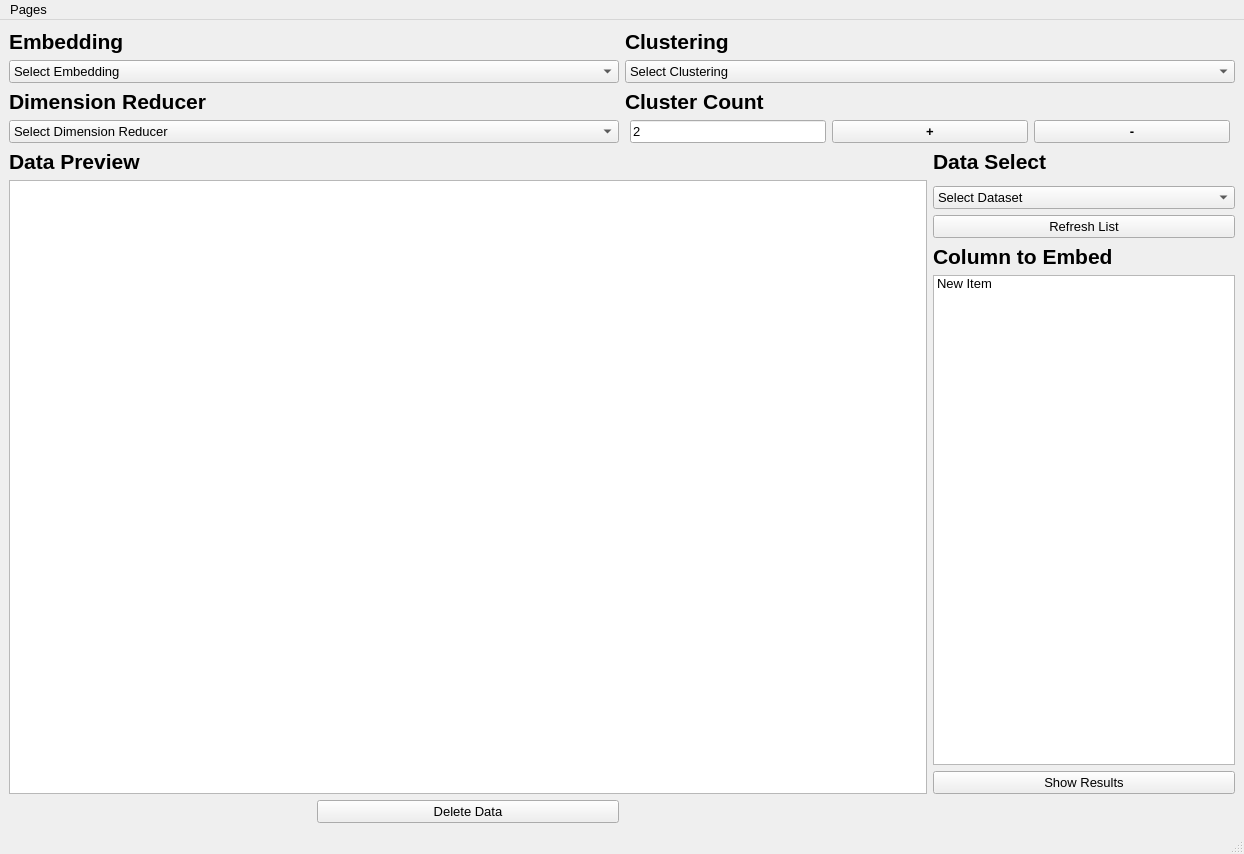
Berkay-Ates/serach_engines_project, file view_ui_files/main_page.ui: the form before one commit.
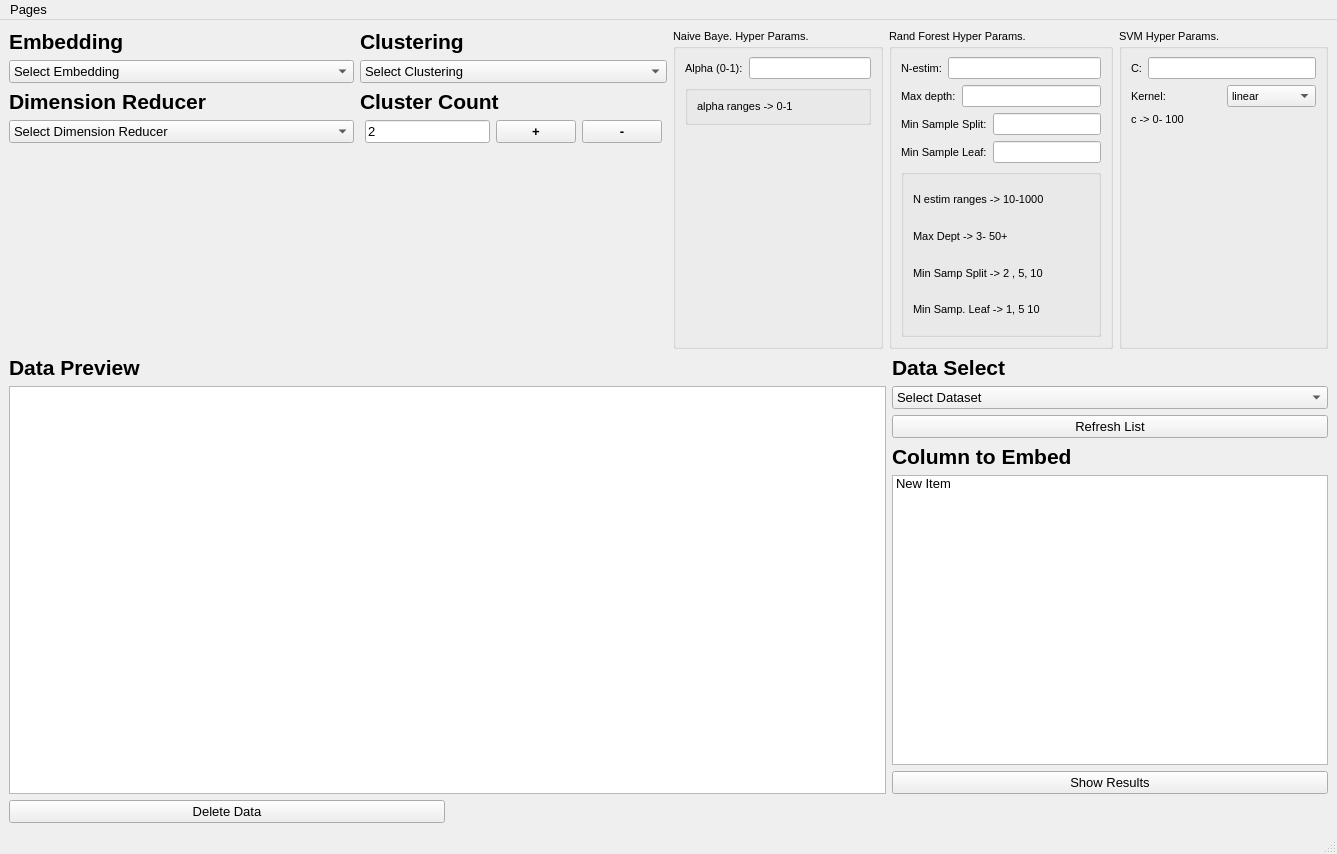
The form after the commit.

Commit message: feat: Introduce hyperparameter management for clustering methods and update embedding methods to return lists

The edit to the form file:
```diff
--- a/view_ui_files/main_page.ui
+++ b/view_ui_files/main_page.ui
@@ -6,7 +6,7 @@
    <rect>
     <x>0</x>
     <y>0</y>
-    <width>1244</width>
+    <width>1337</width>
     <height>854</height>
    </rect>
   </property>
@@ -20,7 +20,7 @@
   </property>
   <widget class="QWidget" name="centralwidget">
    <layout class="QGridLayout" name="gridLayout">
-    <item row="0" column="0" colspan="4">
+    <item row="0" column="0" colspan="3">
      <layout class="QHBoxLayout" name="horizontalLayout">
       <item>
        <layout class="QVBoxLayout" name="verticalLayout">
@@ -138,6 +138,19 @@
           </item>
          </widget>
         </item>
+        <item>
+         <spacer name="verticalSpacer_5">
+          <property name="orientation">
+           <enum>Qt::Vertical</enum>
+          </property>
+          <property name="sizeHint" stdset="0">
+           <size>
+            <width>20</width>
+            <height>40</height>
+           </size>
+          </property>
+         </spacer>
+        </item>
        </layout>
       </item>
       <item>
@@ -291,47 +304,279 @@
           </item>
          </layout>
         </item>
+        <item>
+         <spacer name="verticalSpacer_4">
+          <property name="orientation">
+           <enum>Qt::Vertical</enum>
+          </property>
+          <property name="sizeHint" stdset="0">
+           <size>
+            <width>20</width>
+            <height>40</height>
+           </size>
+          </property>
+         </spacer>
+        </item>
        </layout>
       </item>
+      <item>
+       <widget class="QGroupBox" name="groupBox_naive_bayes">
+        <property name="font">
+         <font>
+          <pointsize>8</pointsize>
+         </font>
+        </property>
+        <property name="title">
+         <string>Naive Baye. Hyper Params.</string>
+        </property>
+        <layout class="QGridLayout" name="gridLayout_5">
+         <item row="0" column="0">
+          <layout class="QHBoxLayout" name="horizontalLayout_10">
+           <item>
+            <widget class="QLabel" name="label_8">
+             <property name="text">
+              <string>Alpha (0-1):</string>
+             </property>
+            </widget>
+           </item>
+           <item>
+            <widget class="QLineEdit" name="lineEdit_naive_bayes_alpha"/>
+           </item>
+          </layout>
+         </item>
+         <item row="1" column="0">
+          <widget class="QGroupBox" name="groupBox">
+           <property name="title">
+            <string/>
+           </property>
+           <layout class="QGridLayout" name="gridLayout_3">
+            <item row="0" column="0">
+             <widget class="QLabel" name="label">
+              <property name="text">
+               <string>alpha ranges -&gt; 0-1</string>
+              </property>
+              <property name="scaledContents">
+               <bool>true</bool>
+              </property>
+              <property name="wordWrap">
+               <bool>true</bool>
+              </property>
+             </widget>
+            </item>
+           </layout>
+          </widget>
+         </item>
+         <item row="2" column="0">
+          <spacer name="verticalSpacer">
+           <property name="orientation">
+            <enum>Qt::Vertical</enum>
+           </property>
+           <property name="sizeHint" stdset="0">
+            <size>
+             <width>20</width>
+             <height>40</height>
+            </size>
+           </property>
+          </spacer>
+         </item>
+        </layout>
+       </widget>
+      </item>
+      <item>
+       <widget class="QGroupBox" name="groupBox_random_forest">
+        <property name="font">
+         <font>
+          <pointsize>8</pointsize>
+         </font>
+        </property>
+        <property name="title">
+         <string>Rand Forest Hyper Params.</string>
+        </property>
+        <layout class="QGridLayout" name="gridLayout_4">
+         <item row="1" column="0">
+          <layout class="QHBoxLayout" name="horizontalLayout_7">
+           <item>
+            <widget class="QLabel" name="label_rf_max_dept">
+             <property name="text">
+              <string>Max depth:</string>
+             </property>
+            </widget>
+           </item>
+           <item>
+            <widget class="QLineEdit" name="lineEdit_rf_max_dept"/>
+           </item>
+          </layout>
+         </item>
+         <item row="0" column="0">
+          <layout class="QHBoxLayout" name="horizontalLayout_6">
+           <item>
+            <widget class="QLabel" name="label_rf_n_estimators">
+             <property name="text">
+              <string>N-estim:</string>
+             </property>
+            </widget>
+           </item>
+           <item>
+            <widget class="QLineEdit" name="lineEdit_rf_n_estim"/>
+           </item>
+          </layout>
+         </item>
+         <item row="3" column="0">
+          <layout class="QHBoxLayout" name="horizontalLayout_9">
+           <item>
+            <widget class="QLabel" name="label_rf_min_samp_leaf">
+             <property name="text">
+              <string>Min Sample Leaf:</string>
+             </property>
+            </widget>
+           </item>
+           <item>
+            <widget class="QLineEdit" name="lineEdit_rf_min_samp_leaf"/>
+           </item>
+          </layout>
+         </item>
+         <item row="2" column="0">
+          <layout class="QHBoxLayout" name="horizontalLayout_8">
+           <item>
+            <widget class="QLabel" name="label_rf_min_samp_split">
+             <property name="text">
+              <string>Min Sample Split:</string>
+             </property>
+            </widget>
+           </item>
+           <item>
+            <widget class="QLineEdit" name="lineEdit_rf_min_samp_split"/>
+           </item>
+          </layout>
+         </item>
+         <item row="4" column="0">
+          <widget class="QGroupBox" name="groupBox_2">
+           <property name="title">
+            <string/>
+           </property>
+           <layout class="QGridLayout" name="gridLayout_6">
+            <item row="1" column="0">
+             <widget class="QLabel" name="label_5">
+              <property name="text">
+               <string>Max Dept -&gt; 3- 50+</string>
+              </property>
+             </widget>
+            </item>
+            <item row="2" column="0">
+             <widget class="QLabel" name="label_6">
+              <property name="text">
+               <string>Min Samp Split -&gt; 2 , 5, 10</string>
+              </property>
+             </widget>
+            </item>
+            <item row="0" column="0">
+             <widget class="QLabel" name="label_4">
+              <property name="text">
+               <string>N estim ranges -&gt; 10-1000 </string>
+              </property>
+              <property name="wordWrap">
+               <bool>true</bool>
+              </property>
+             </widget>
+            </item>
+            <item row="3" column="0">
+             <widget class="QLabel" name="label_7">
+              <property name="text">
+               <string>Min Samp. Leaf -&gt; 1, 5 10</string>
+              </property>
+             </widget>
+            </item>
+           </layout>
+          </widget>
+         </item>
+        </layout>
+       </widget>
+      </item>
+      <item>
+       <widget class="QGroupBox" name="groupBox_svm">
+        <property name="font">
+         <font>
+          <pointsize>8</pointsize>
+         </font>
+        </property>
+        <property name="title">
+         <string>SVM Hyper Params.</string>
+        </property>
+        <layout class="QGridLayout" name="gridLayout_2">
+         <item row="3" column="0">
+          <spacer name="verticalSpacer_3">
+           <property name="orientation">
+            <enum>Qt::Vertical</enum>
+           </property>
+           <property name="sizeHint" stdset="0">
+            <size>
+             <width>20</width>
+             <height>40</height>
+            </size>
+           </property>
+          </spacer>
+         </item>
+         <item row="0" column="0">
+          <layout class="QHBoxLayout" name="horizontalLayout_4">
+           <item>
+            <widget class="QLabel" name="label_2">
+             <property name="text">
+              <string>C:</string>
+             </property>
+            </widget>
+           </item>
+           <item>
+            <widget class="QLineEdit" name="lineEdit_svm_c"/>
+           </item>
+          </layout>
+         </item>
+         <item row="1" column="0">
+          <layout class="QHBoxLayout" name="horizontalLayout_5">
+           <item>
+            <widget class="QLabel" name="label_3">
+             <property name="text">
+              <string>Kernel:</string>
+             </property>
+            </widget>
+           </item>
+           <item>
+            <widget class="QComboBox" name="comboBox_svm_kernel">
+             <item>
+              <property name="text">
+               <string>linear</string>
+              </property>
+             </item>
+             <item>
+              <property name="text">
+               <string>poly</string>
+              </property>
+             </item>
+             <item>
+              <property name="text">
+               <string>rbf</string>
+              </property>
+             </item>
+             <item>
+              <property name="text">
+               <string>sigmoid</string>
+              </property>
+             </item>
+            </widget>
+           </item>
+          </layout>
+         </item>
+         <item row="2" column="0">
+          <widget class="QLabel" name="label_9">
+           <property name="text">
+            <string>c -&gt; 0- 100</string>
+           </property>
+          </widget>
+         </item>
+        </layout>
+       </widget>
+      </item>
      </layout>
     </item>
-    <item row="5" column="3">
-     <widget class="QLabel" name="label_column_embed">
-      <property name="font">
-       <font>
-        <pointsize>16</pointsize>
-        <weight>75</weight>
-        <bold>true</bold>
-       </font>
-      </property>
-      <property name="mouseTracking">
-       <bool>false</bool>
-      </property>
-      <property name="text">
-       <string>Column to Embed</string>
-      </property>
-      <property name="margin">
-       <number>10</number>
-      </property>
-     </widget>
-    </item>
-    <item row="4" column="3">
-     <widget class="QPushButton" name="pushButton_refresh_list">
-      <property name="text">
-       <string>Refresh List</string>
-      </property>
-     </widget>
-    </item>
-    <item row="2" column="0" rowspan="5" colspan="3">
-     <widget class="QTableWidget" name="tableWidget_data_preview">
-      <property name="sizePolicy">
-       <sizepolicy hsizetype="Preferred" vsizetype="Expanding">
-        <horstretch>0</horstretch>
-        <verstretch>0</verstretch>
-       </sizepolicy>
-      </property>
-     </widget>
-    </item>
     <item row="1" column="0">
      <widget class="QLabel" name="label_data_preview">
       <property name="font">
@@ -352,7 +597,7 @@
       </property>
      </widget>
     </item>
-    <item row="1" column="3">
+    <item row="1" column="2">
      <widget class="QLabel" name="label_data_select">
       <property name="font">
        <font>
@@ -372,7 +617,7 @@
       </property>
      </widget>
     </item>
-    <item row="3" column="3">
+    <item row="2" column="2">
      <widget class="QComboBox" name="comboBox_dataset_select">
       <property name="enabled">
        <bool>true</bool>
@@ -395,7 +640,34 @@
       </item>
      </widget>
     </item>
-    <item row="6" column="3">
+    <item row="3" column="2">
+     <widget class="QPushButton" name="pushButton_refresh_list">
+      <property name="text">
+       <string>Refresh List</string>
+      </property>
+     </widget>
+    </item>
+    <item row="4" column="2">
+     <widget class="QLabel" name="label_column_embed">
+      <property name="font">
+       <font>
+        <pointsize>16</pointsize>
+        <weight>75</weight>
+        <bold>true</bold>
+       </font>
+      </property>
+      <property name="mouseTracking">
+       <bool>false</bool>
+      </property>
+      <property name="text">
+       <string>Column to Embed</string>
+      </property>
+      <property name="margin">
+       <number>10</number>
+      </property>
+     </widget>
+    </item>
+    <item row="5" column="2">
      <layout class="QVBoxLayout" name="verticalLayout_data_columns">
       <item>
        <widget class="QListWidget" name="listWidget_data_columns">
@@ -421,13 +693,23 @@
       </item>
      </layout>
     </item>
-    <item row="8" column="1">
+    <item row="6" column="0">
      <widget class="QPushButton" name="pushButton_delete_data">
       <property name="text">
        <string>Delete Data</string>
       </property>
      </widget>
     </item>
+    <item row="2" column="0" rowspan="4" colspan="2">
+     <widget class="QTableWidget" name="tableWidget_data_preview">
+      <property name="sizePolicy">
+       <sizepolicy hsizetype="Preferred" vsizetype="Expanding">
+        <horstretch>0</horstretch>
+        <verstretch>0</verstretch>
+       </sizepolicy>
+      </property>
+     </widget>
+    </item>
    </layout>
   </widget>
   <widget class="QMenuBar" name="menubar">
@@ -435,8 +717,8 @@
     <rect>
      <x>0</x>
      <y>0</y>
-     <width>1244</width>
-     <height>26</height>
+     <width>1337</width>
+     <height>29</height>
     </rect>
    </property>
    <widget class="QMenu" name="menuPages">
```
The commit also changes 6 other files.
